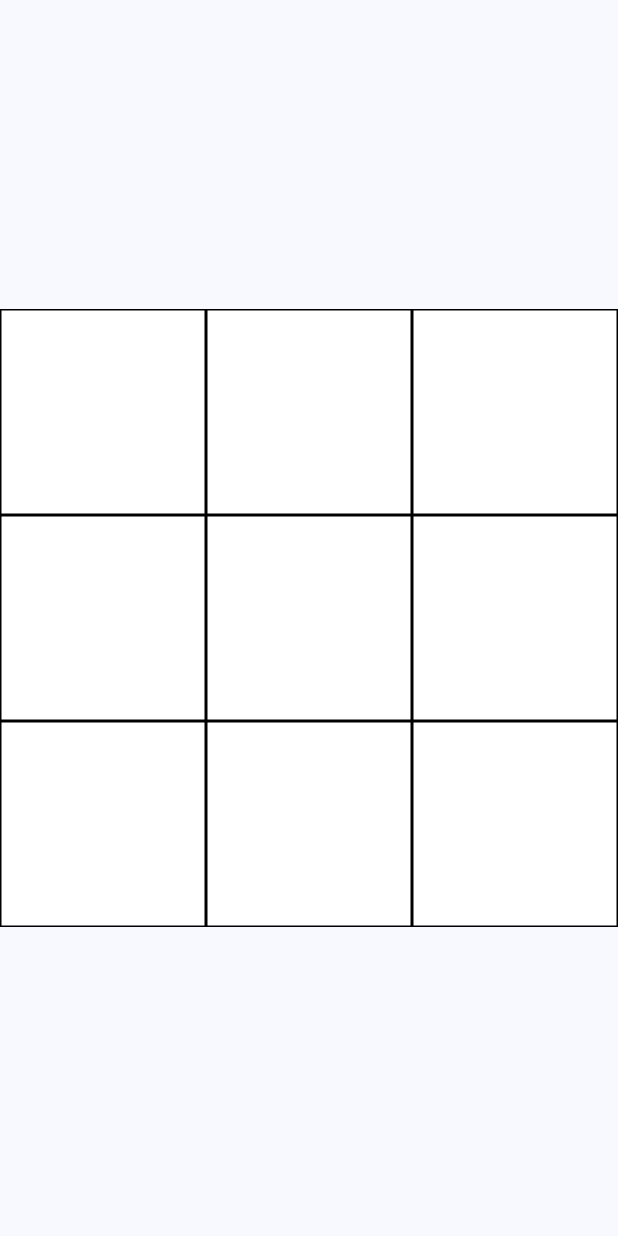
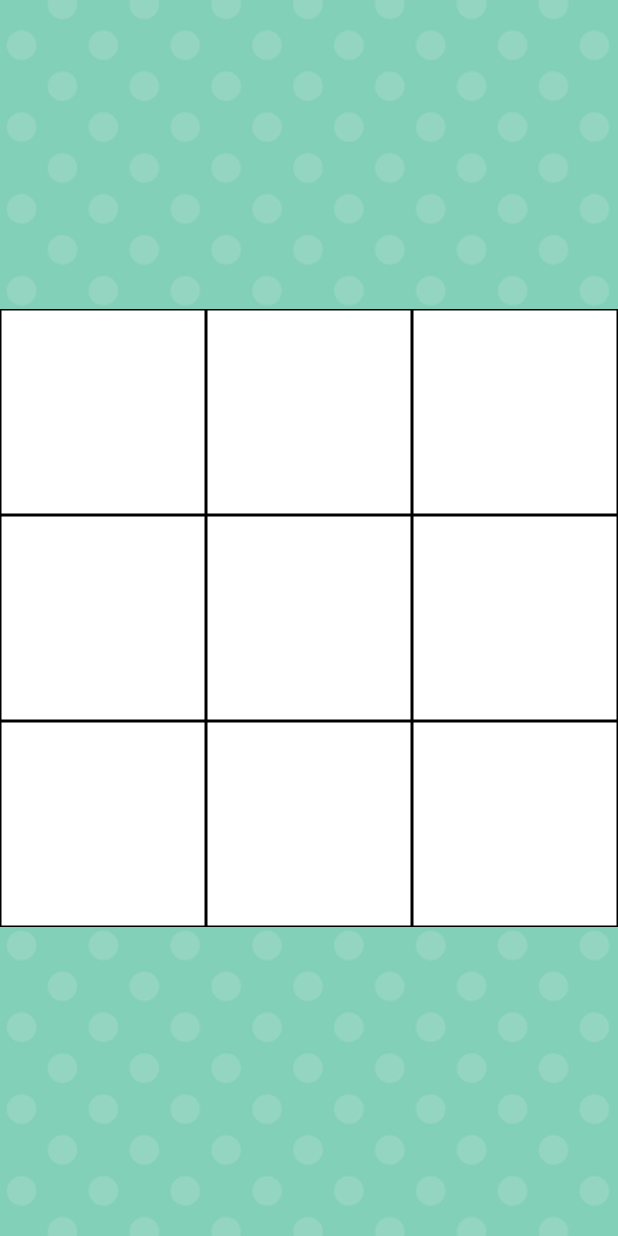
Before and after one commit to MIYAMOTO0610/ai_hackathon_2025_final, a Flutter app: the screen it shows after launch, on a phone screen of 412 x 824 dp. Run offline on Flutter 3.47's test engine with Material 3 defaults, Android fonts, the phone set to English and light mode, and no system bars.

Commit message:
feat: 背景の設定

```diff
--- a/lib/presentation/game/game_page.dart
+++ b/lib/presentation/game/game_page.dart
@@ -6,8 +6,19 @@ class GamePage extends StatelessWidget {
 
   @override
   Widget build(BuildContext context) {
-    return SafeArea(
-      child: Scaffold(body: Center(child: Grid())),
+    return DecoratedBox(
+      decoration: BoxDecoration(
+        image: DecorationImage(
+          image: AssetImage('assets/images/background.png'),
+          fit: BoxFit.cover,
+        ),
+      ),
+      child: SafeArea(
+        child: Scaffold(
+          backgroundColor: Colors.transparent,
+          body: Center(child: Grid()),
+        ),
+      ),
     );
   }
 }
```
